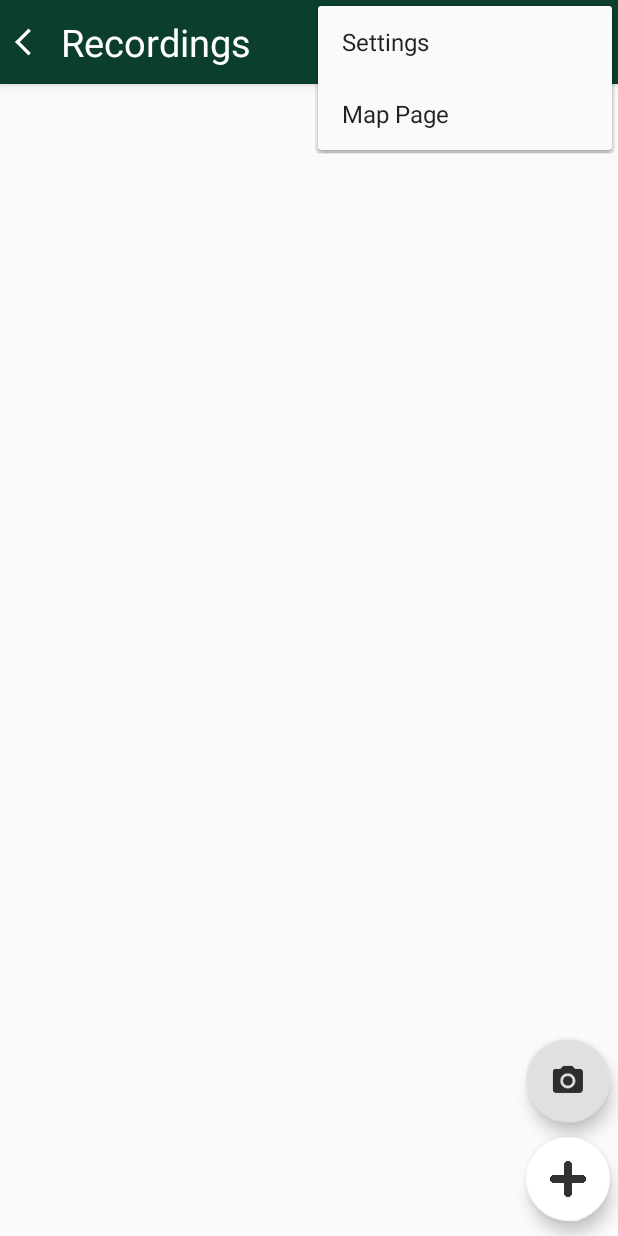
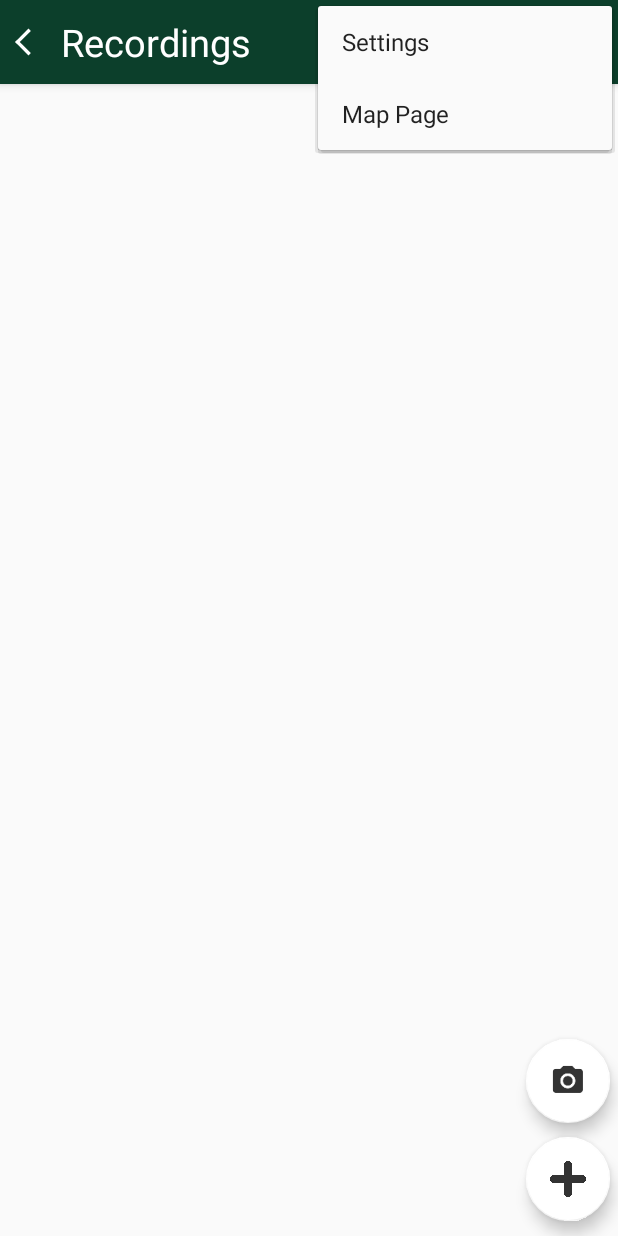
Before and after one commit to begrudgingly-not-space/Flora, an Android app: the PersonalRecordingsActivity screen opened directly, with no data from a screen before it, with the options menu open, on a phone screen of 412 x 824 dp. Run offline under Robolectric (Android 15) with nearby library versions, the phone set to English and light mode, and no system bars; network calls fail; 4 statements that could not run were skipped.

Commit message:
changed color of button to white

```diff
--- a/FloraFauna/app/src/main/res/layout/activity_personal_recordings.xml
+++ b/FloraFauna/app/src/main/res/layout/activity_personal_recordings.xml
@@ -27,7 +27,7 @@
         android:layout_alignStart="@+id/floatingUpload"
         android:layout_marginBottom="75dp"
         android:clickable="true"
-        app:backgroundTint="?attr/colorBackgroundFloating"
+        app:backgroundTint="@android:color/background_light"
         app:srcCompat="@drawable/ic_camera" />
 
     <GridView
```
